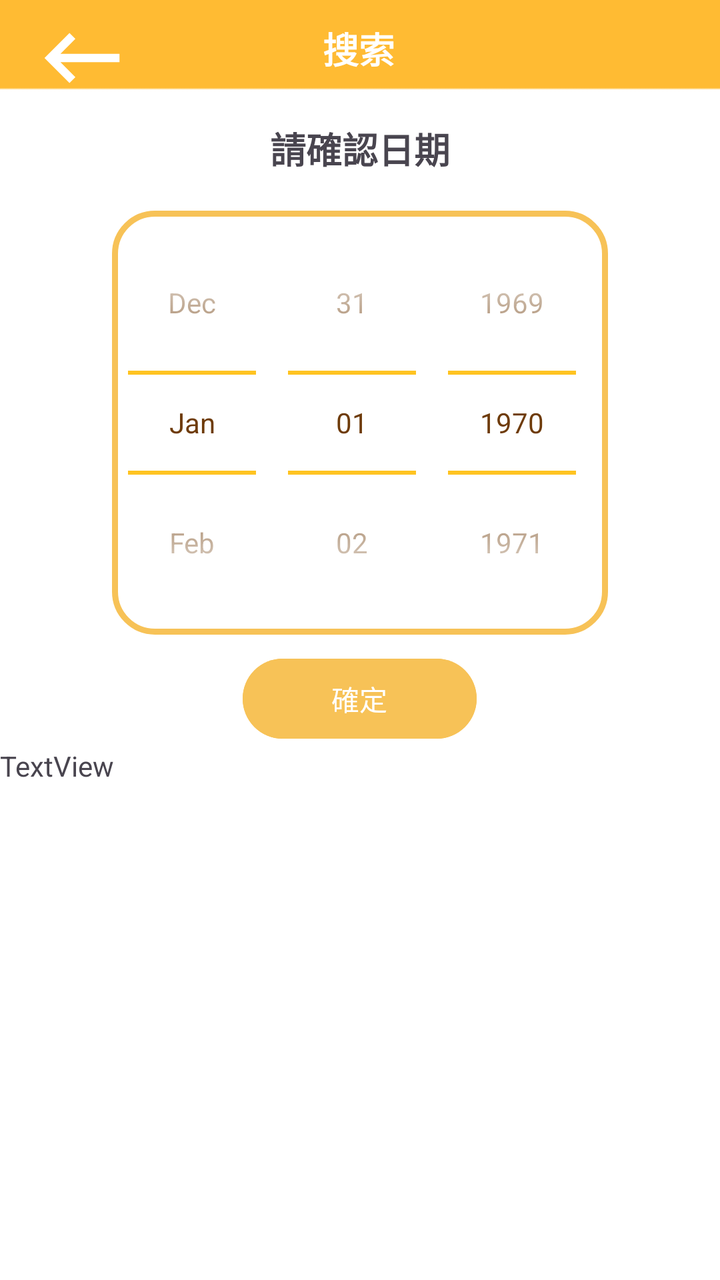
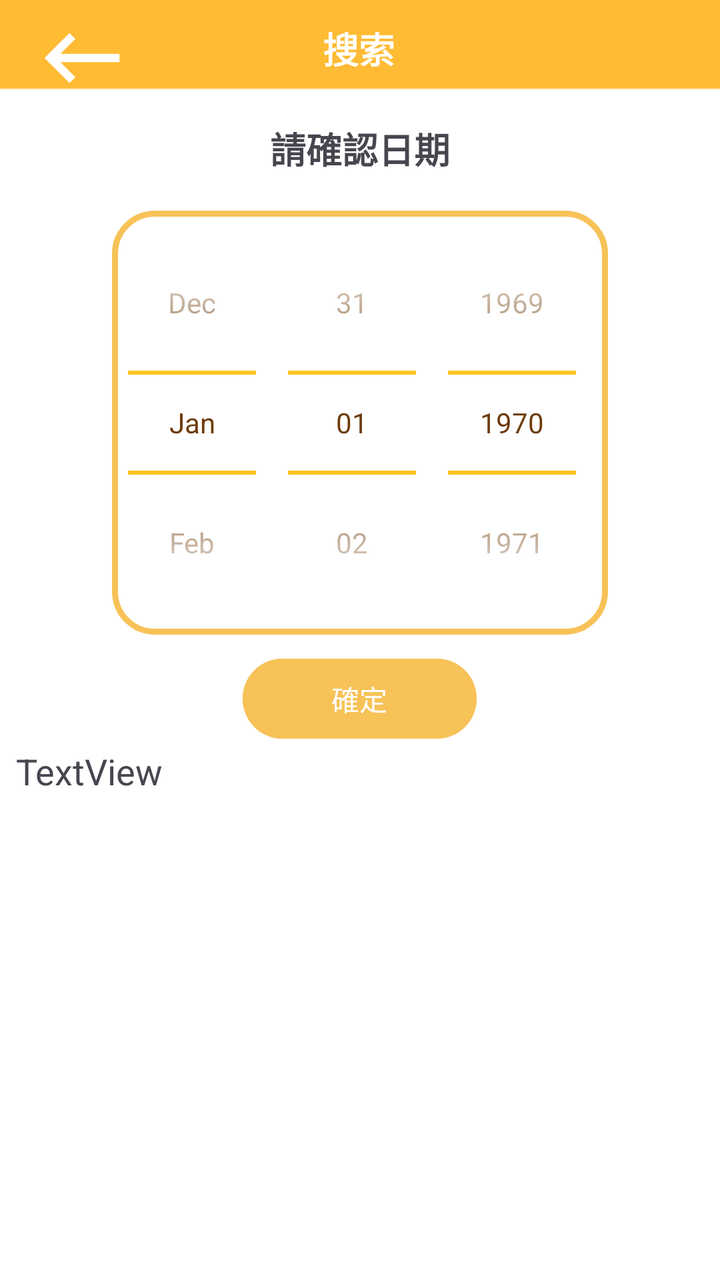

Two renders of the same Android screen: before a commit and after it. Below are the layout's source before the change and the commit's diff.
<!-- AndroidManifest.xml: application theme Theme.DEMO -->
<!-- res/layout/home_search.xml -->
<?xml version="1.0" encoding="utf-8"?>
<LinearLayout xmlns:android="http://schemas.android.com/apk/res/android"
    xmlns:app="http://schemas.android.com/apk/res-auto"
    xmlns:tools="http://schemas.android.com/tools"
    android:layout_width="match_parent"
    android:layout_height="match_parent"
    android:background="@drawable/img_3"
    android:orientation="vertical">

    <androidx.constraintlayout.widget.ConstraintLayout
        android:layout_width="match_parent"
        android:layout_height="53dp">

        <TextView
            android:id="@+id/textView14"
            android:layout_width="wrap_content"
            android:layout_height="wrap_content"
            android:text="搜索"
            android:textColor="#FFFFFF"
            android:textSize="18sp"
            android:textStyle="bold"
            app:layout_constraintBottom_toBottomOf="parent"
            app:layout_constraintEnd_toEndOf="parent"
            app:layout_constraintHorizontal_bias="0.498"
            app:layout_constraintStart_toStartOf="parent"
            app:layout_constraintTop_toTopOf="parent"
            app:layout_constraintVertical_bias="0.407" />

        <ImageView
            android:id="@+id/imgBack"
            android:layout_width="50dp"
            android:layout_height="50dp"
            android:layout_marginStart="16dp"
            android:layout_marginTop="4dp"
            app:layout_constraintStart_toStartOf="parent"
            app:layout_constraintTop_toTopOf="parent"
            app:srcCompat="@drawable/keyboard_backspace" />
    </androidx.constraintlayout.widget.ConstraintLayout>
    <TextView
        android:id="@+id/text5"
        android:layout_width="match_parent"
        android:layout_height="wrap_content"
        android:layout_margin="8dp"
        android:gravity="center"
        android:text="請確認日期"
        android:textSize="18sp"
        android:textStyle="bold"
        android:layout_marginTop="15dp"
        />

    <DatePicker
        android:id="@+id/datePicker"
        android:layout_width="wrap_content"
        android:layout_height="wrap_content"
        android:background="@drawable/custome"
        android:calendarViewShown="false"
        android:datePickerMode="spinner"
        android:spinnersShown="true"
        android:theme="@style/Theme.picker"
        android:layout_gravity="center"
        android:layout_marginTop="10dp"/>

    <Button
        android:id="@+id/btnAddClick"
        android:layout_width="117dp"
        android:layout_height="wrap_content"
        android:layout_gravity="center"
        android:backgroundTint="@color/FF"
        android:text="確定"
        android:layout_marginTop="8dp"/>

    <TextView
        android:id="@+id/show"
        android:layout_width="match_parent"
        android:layout_height="wrap_content"
        android:text="TextView" />
</LinearLayout>
<!-- resources referenced by this layout -->
<resources>
  <color name="FF">#F7C257</color>
  <!-- drawable custome (drawable) -->
  <?xml version="1.0" encoding="utf-8"?>
  <shape xmlns:android="http://schemas.android.com/apk/res/android"
      android:shape="rectangle"
      >
  
      <stroke
          android:width="3dp"
          android:color="@color/FF"/>
      <corners
          android:radius="20dp"/>
  </shape>
  <!-- drawable img_3: png bitmap (drawable, 2198 bytes) -->
  <!-- drawable keyboard_backspace (drawable) -->
  <vector android:autoMirrored="true" android:height="24dp"
      android:tint="#FFFFFF" android:viewportHeight="24"
      android:viewportWidth="24" android:width="24dp" xmlns:android="http://schemas.android.com/apk/res/android">
      <path android:fillColor="@android:color/white" android:pathData="M21,11H6.83l3.58,-3.59L9,6l-6,6 6,6 1.41,-1.41L6.83,13H21z"/>
  </vector>
  <style name="Theme.picker" parent="Theme.AppCompat.Light">
          
          <item name="colorControlNormal">#FFBB00</item>
          <item name="android:editTextStyle">@style/Widget.EditText.White</item>
      </style>
  <style name="Theme.DEMO" parent="Base.Theme.DEMO" />
  <style name="Widget.EditText.White" parent="@android:style/Widget.EditText">
          
          <item name="android:textColor">@color/iconcolor</item>
      </style>
  <style name="Base.Theme.DEMO" parent="Theme.Material3.DayNight.NoActionBar">
          
          
      </style>
  <color name="iconcolor">#6E3B09</color>
</resources>

<!-- the commit's change to res/layout/home_search.xml (unified diff, before → after) -->
@@ -73,5 +73,8 @@
         android:id="@+id/show"
         android:layout_width="match_parent"
         android:layout_height="wrap_content"
-        android:text="TextView" />
+        android:text="TextView"
+        android:textSize="18sp"
+        android:layout_marginLeft="8dp"
+        android:layout_marginRight="8dp"/>
 </LinearLayout>
